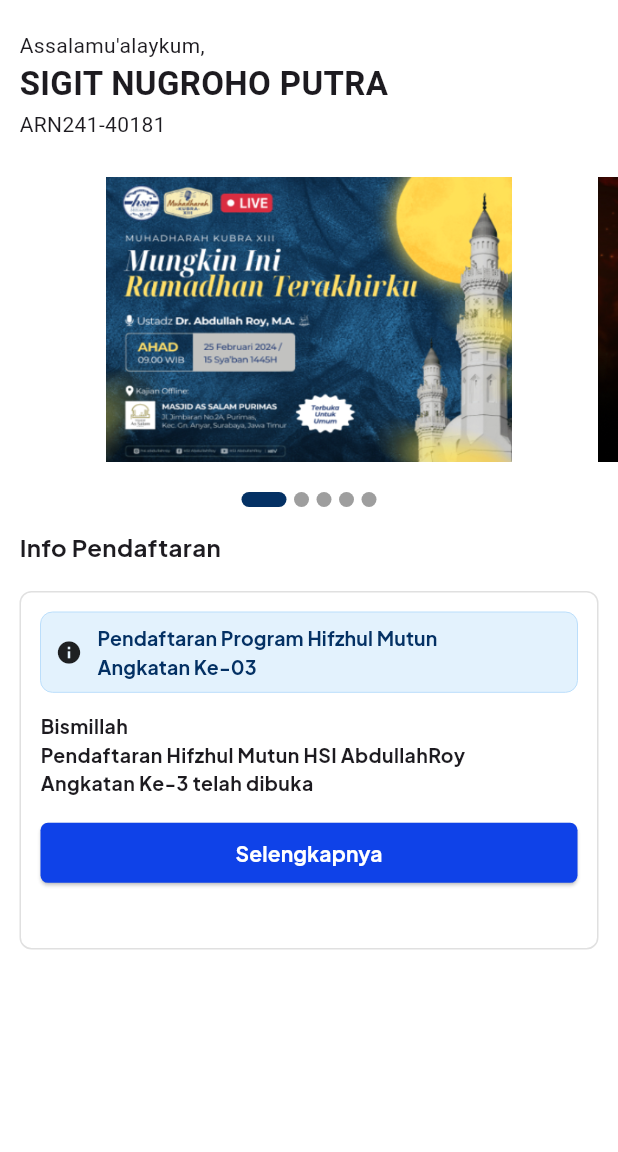
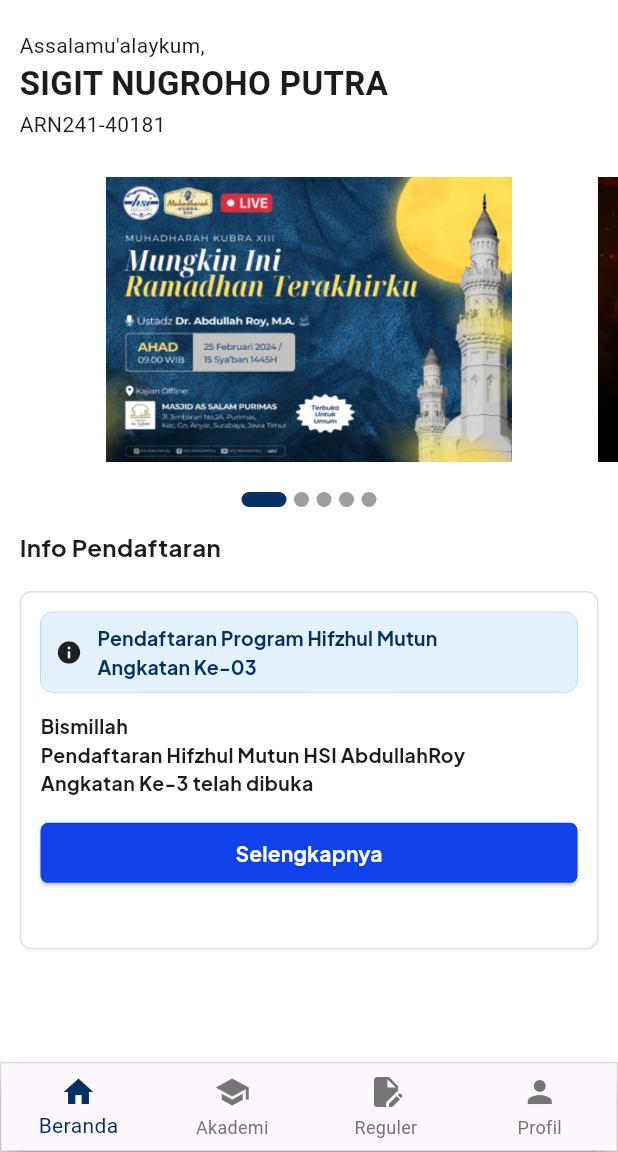
Before and after one commit to masradeen/hsi_quiz_level2, a Flutter app: the screen it shows after launch, on a phone screen of 412 x 824 dp, the part 84-1236 px from its top. Run offline on Flutter 3.47's test engine with Material 3 defaults, Android fonts, the phone set to English and light mode, and no system bars; drawn by our look-alikes of carousel_slider, smooth_page_indicator.

Commit message:
menambahkan bottom navigation bar

```diff
--- a/lib/pages/beranda_pages.dart
+++ b/lib/pages/beranda_pages.dart
@@ -2,6 +2,7 @@
 
 import 'package:carousel_slider/carousel_slider.dart';
 import 'package:flutter/material.dart';
+import 'package:flutter/services.dart';
 import 'package:smooth_page_indicator/smooth_page_indicator.dart';
 
 class BerandaPage extends StatefulWidget {
@@ -23,8 +24,54 @@
   int myCurrentIndex = 0;
   int selectedIndex = 0;
 
+  int _selectedNavIndex = 0;
+
+  void _onNavBarTapped(int index) {
+    setState(() {
+      _selectedNavIndex = index;
+    });
+  }
+
   @override
   Widget build(BuildContext context) {
+
+    final _listPage = <Widget>[
+      const Text("Beranda"),
+      const Text("Akademi"),
+      const Text("Reguler"),
+      const Text("Profil"),
+    ];
+
+    final _bottomNavBarItems = <BottomNavigationBarItem>[
+      const BottomNavigationBarItem(
+        icon: Icon(Icons.home),
+        label: "Beranda",
+      ),
+      const BottomNavigationBarItem(
+        icon: Icon(Icons.school),
+        label: "Akademi",
+      ),
+      const BottomNavigationBarItem(
+        icon: Icon(Icons.edit_document),
+        label: "Reguler",
+      ),
+      const BottomNavigationBarItem(
+        icon: Icon(Icons.person),
+        label: "Profil",
+      ),
+    ];
+
+    final _bottomNavBar = BottomNavigationBar(
+      // backgroundColor: Colors.white70,
+      type: BottomNavigationBarType.fixed,
+      // backgroundColor: Colors.amber,
+      items: _bottomNavBarItems,
+      currentIndex: _selectedNavIndex,
+      unselectedItemColor: Colors.grey.shade600,
+      selectedItemColor: Color(0xFF043164),
+      onTap: _onNavBarTapped,
+    );
+
     return Scaffold(
       backgroundColor: Colors.white,
       appBar: AppBar(
@@ -251,6 +298,15 @@
           ),
         ],
       ),
+      bottomNavigationBar: Container(
+        decoration: BoxDecoration(
+          border: Border.all(
+            width: 1,
+            color: Colors.grey.shade300,
+          ),
+        ),
+        child: _bottomNavBar,
+      ),
     );
   }
 }
```
